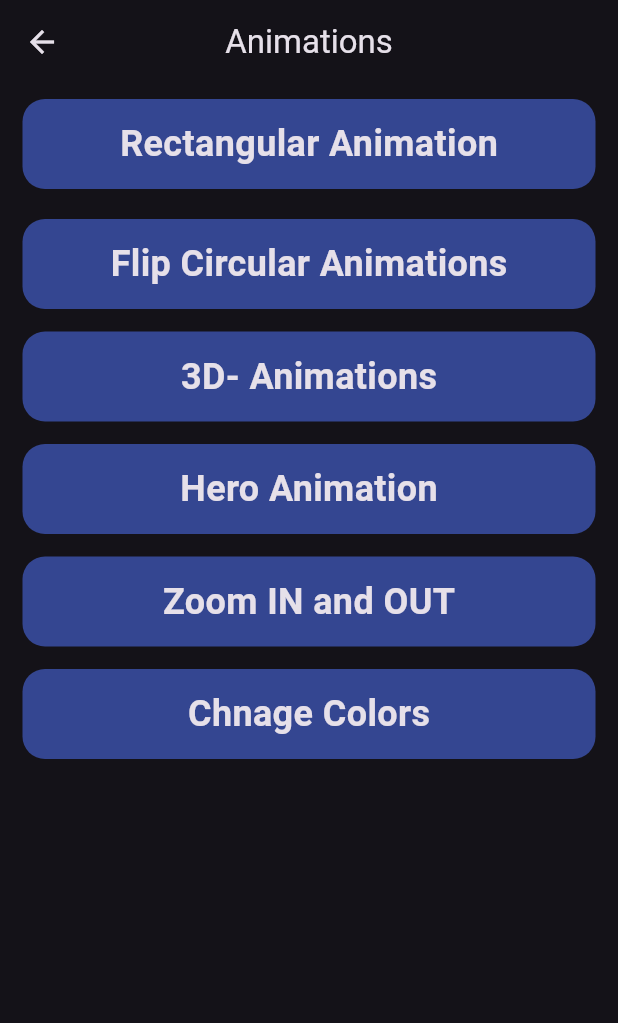
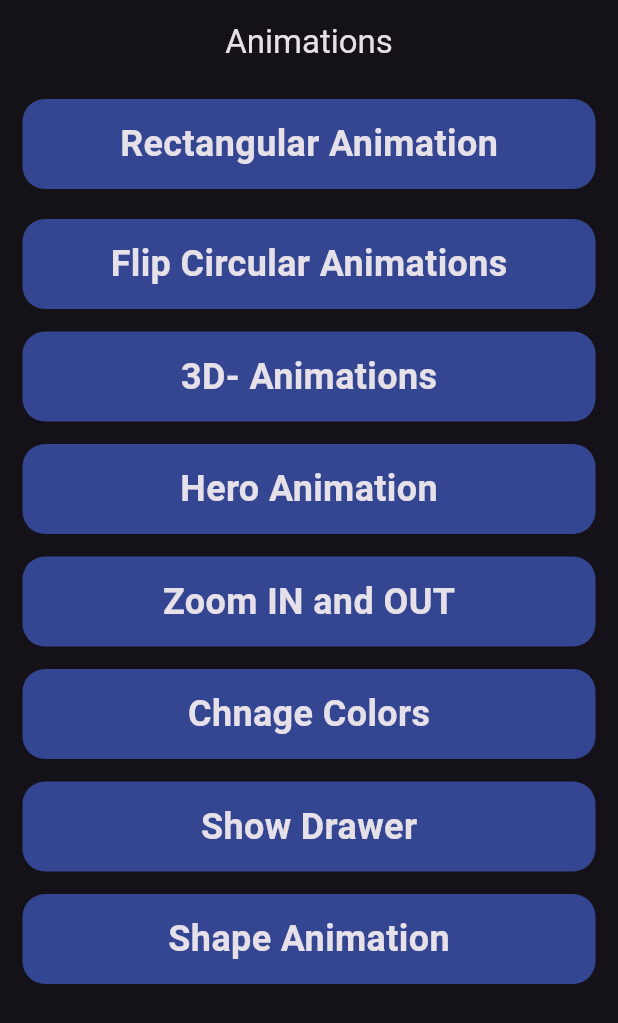
Before and after one commit to rabiaryal/flutter_animations_024, a Flutter app: the HomePageScreen screen opened directly, on a phone screen of 412 x 824 dp. Shown: the top 1023 px of the screen. Run offline on Flutter 3.47's test engine with Material 3 defaults, Android fonts, the phone set to English and light mode, and no system bars.

Commit message:
code managed and class addes to the home pages

```diff
--- a/lib/homepage.dart
+++ b/lib/homepage.dart
@@ -2,8 +2,10 @@ import 'package:flutter/material.dart';
 import 'package:flutter_animations_024/animations/3danimations.dart';
 import 'package:flutter_animations_024/animations/circularanimation.dart';
 import 'package:flutter_animations_024/animations/colortweenanm.dart';
+import 'package:flutter_animations_024/animations/drawerwidget.dart';
 import 'package:flutter_animations_024/animations/implictanimaton.dart';
 import 'package:flutter_animations_024/animations/rotatingrectanimation.dart';
+import 'package:flutter_animations_024/animations/shpaeanm.dart';
 import 'package:flutter_animations_024/otheranimation/heroanimation.dart';
 
 class HomePageScreen extends StatefulWidget {
@@ -58,6 +60,14 @@ class _HomePageScreenState extends State<HomePageScreen> {
               height: 15,
             ),
             _intoNextPage(TweenColorAnm(), "Chnage Colors"),
+            const SizedBox(
+              height: 15,
+            ),
+            _intoNextPage(DrawerHomePage(), "Show Drawer"),
+            const SizedBox(
+              height: 15,
+            ),
+            _intoNextPage(ShapeAnimations(), "Shape Animation"),
           ],
         ),
       ),
--- a/lib/main.dart
+++ b/lib/main.dart
@@ -1,6 +1,6 @@
 import 'package:flutter/material.dart';
 import 'package:flutter_animations_024/animations/drawerwidget.dart';
-
+import 'package:flutter_animations_024/homepage.dart';
 
 void main() {
   runApp(const MyApp());
@@ -18,13 +18,7 @@ class MyApp extends StatelessWidget {
       themeMode: ThemeMode.dark,
       debugShowCheckedModeBanner: false,
       debugShowMaterialGrid: false,
-      home: DrawerHomePage(),
-
-      //  DrawerWidgets(child: child, drawer: drawer)
-
-      // ShapeAnimations()
-
-      // HomePageScreen(),
+      home: HomePageScreen(),
     );
   }
 }
```
